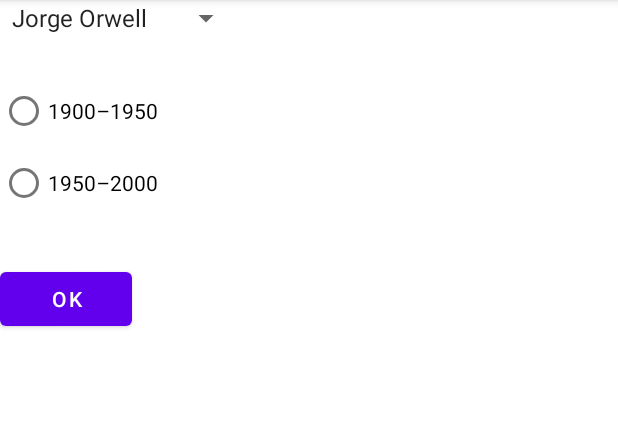
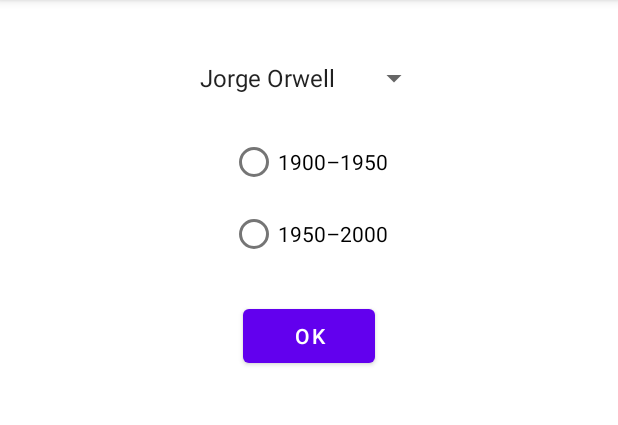
Before and after one commit to holdennekt/android-labs, an Android app: the screen it shows after launch (MainActivity), on a phone screen of 412 x 824 dp, the part 84-509 px from its top. Run offline under Robolectric (Android 15) with nearby library versions, the phone set to English and light mode, and no system bars.

Commit message:
chore: prettier layout

```diff
--- a/app/src/main/res/layout/activity_main.xml
+++ b/app/src/main/res/layout/activity_main.xml
@@ -4,20 +4,22 @@
     xmlns:tools="http://schemas.android.com/tools"
     android:layout_width="match_parent"
     android:layout_height="match_parent"
-    tools:context=".MainActivity" >
+    tools:context=".MainActivity">
 
     <androidx.fragment.app.FragmentContainerView
         android:id="@+id/author_and_years_fragment_container_view"
         android:layout_width="match_parent"
-        android:layout_height="match_parent"
-        app:layout_constraintHeight="500dp"/>
+        android:layout_height="wrap_content"
+        app:layout_constraintEnd_toEndOf="parent"
+        app:layout_constraintStart_toStartOf="parent"
+        app:layout_constraintTop_toTopOf="parent" />
 
     <androidx.fragment.app.FragmentContainerView
         android:id="@+id/output_text_fragment_container_view"
         android:layout_width="match_parent"
-        android:layout_height="match_parent"
-        android:layout_marginTop="500dp"
-        />
-
+        android:layout_height="wrap_content"
+        app:layout_constraintEnd_toEndOf="parent"
+        app:layout_constraintStart_toStartOf="parent"
+        app:layout_constraintTop_toBottomOf="@+id/author_and_years_fragment_container_view" />
 
 </androidx.constraintlayout.widget.ConstraintLayout>
--- a/app/src/main/res/layout/fragment_author_and_years.xml
+++ b/app/src/main/res/layout/fragment_author_and_years.xml
@@ -1,20 +1,28 @@
 <?xml version="1.0" encoding="utf-8"?>
-<FrameLayout xmlns:android="http://schemas.android.com/apk/res/android"
-    android:layout_width="wrap_content"
-    android:layout_height="wrap_content" >
+<androidx.constraintlayout.widget.ConstraintLayout xmlns:android="http://schemas.android.com/apk/res/android"
+    xmlns:app="http://schemas.android.com/apk/res-auto"
+    android:layout_width="match_parent"
+    android:layout_height="wrap_content"
+    android:padding="20dp" >
 
     <Spinner
         android:id="@+id/author_list"
         android:layout_width="wrap_content"
         android:layout_height="wrap_content"
         android:entries="@array/authors"
-        />
+        app:layout_constraintEnd_toEndOf="parent"
+        app:layout_constraintStart_toStartOf="parent"
+        app:layout_constraintTop_toTopOf="parent"
+        android:layout_marginTop="20dp" />
 
     <RadioGroup
         android:id="@+id/years_group"
         android:layout_width="wrap_content"
         android:layout_height="wrap_content"
-        android:layout_marginTop="50dp">
+        app:layout_constraintEnd_toEndOf="parent"
+        app:layout_constraintStart_toStartOf="parent"
+        app:layout_constraintTop_toBottomOf="@+id/author_list"
+        android:layout_marginTop="20dp"  >
 
         <RadioButton
             android:layout_width="wrap_content"
@@ -31,7 +39,10 @@
         android:id="@+id/ok"
         android:layout_width="wrap_content"
         android:layout_height="wrap_content"
-        android:layout_marginTop="175dp"
-        android:text="@string/ok" />
+        android:text="@string/ok"
+        app:layout_constraintEnd_toEndOf="parent"
+        app:layout_constraintStart_toStartOf="parent"
+        app:layout_constraintTop_toBottomOf="@+id/years_group"
+        android:layout_marginTop="20dp" />
 
-</FrameLayout>
+</androidx.constraintlayout.widget.ConstraintLayout>
--- a/app/src/main/res/layout/fragment_output_text.xml
+++ b/app/src/main/res/layout/fragment_output_text.xml
@@ -1,13 +1,16 @@
 <?xml version="1.0" encoding="utf-8"?>
-<FrameLayout xmlns:android="http://schemas.android.com/apk/res/android"
-    xmlns:tools="http://schemas.android.com/tools"
+<androidx.constraintlayout.widget.ConstraintLayout xmlns:android="http://schemas.android.com/apk/res/android"
+    xmlns:app="http://schemas.android.com/apk/res-auto"
     android:layout_width="match_parent"
-    android:layout_height="match_parent"
-    tools:context=".MainActivity">
+    android:layout_height="wrap_content"
+    android:padding="20dp" >
 
     <TextView
         android:id="@+id/result"
         android:layout_width="wrap_content"
-        android:layout_height="wrap_content" />
+        android:layout_height="wrap_content"
+        app:layout_constraintEnd_toEndOf="parent"
+        app:layout_constraintStart_toStartOf="parent"
+        app:layout_constraintTop_toTopOf="parent" />
 
-</FrameLayout>
+</androidx.constraintlayout.widget.ConstraintLayout>
--- a/app/src/main/res/values/strings.xml
+++ b/app/src/main/res/values/strings.xml
@@ -12,4 +12,5 @@
     <string name="output_template">You\'ve picked %1$s and %2$s</string>
     <!-- TODO: Remove or change this placeholder text -->
     <string name="hello_blank_fragment">Hello blank fragment</string>
+    <string name="show_answers">show answers</string>
 </resources>
```
